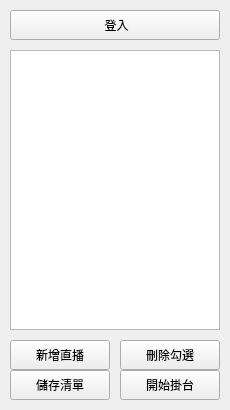
The window that ui.ui (rhy3h/streamelements) describes before a commit, drawn with Qt 5.
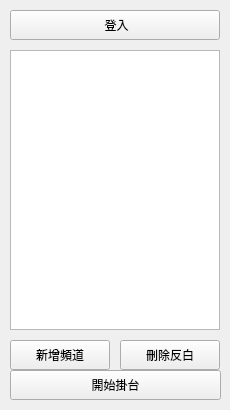
The same window after the commit.

Commit message: feat UI logic

Patch:
```diff
--- a/ui.ui
+++ b/ui.ui
@@ -61,15 +61,15 @@
      </rect>
     </property>
     <property name="text">
-     <string>新增直播</string>
+     <string>新增頻道</string>
     </property>
    </widget>
    <widget class="QPushButton" name="watchBtn">
     <property name="geometry">
      <rect>
-      <x>120</x>
+      <x>10</x>
       <y>370</y>
-      <width>100</width>
+      <width>211</width>
       <height>30</height>
      </rect>
     </property>
@@ -87,20 +87,7 @@
      </rect>
     </property>
     <property name="text">
-     <string>刪除勾選</string>
-    </property>
-   </widget>
-   <widget class="QPushButton" name="saveListBtn">
-    <property name="geometry">
-     <rect>
-      <x>10</x>
-      <y>370</y>
-      <width>100</width>
-      <height>30</height>
-     </rect>
-    </property>
-    <property name="text">
-     <string>儲存清單</string>
+     <string>刪除反白</string>
     </property>
    </widget>
    <widget class="QListView" name="channelListView">
```
Left out of the diff: 3 changed lines with no effect on the pictures. The commit also changes 2 other files.
